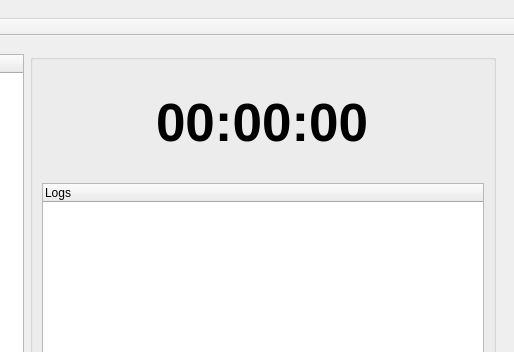
The window that src/gui/ui/main_window.ui (MaxB321/TimeBranchr) describes before a commit, drawn with Qt 5; both pictures show x 461 to 975 and y 0 to 352 of the 975 by 637 pixel window.
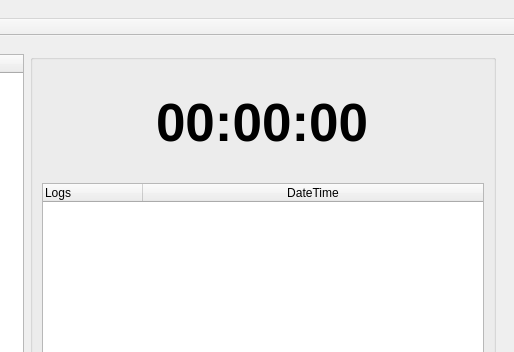
The same window after the commit.

Commit message: added datetime header column to log tree widget (each log will have their own datetime signature)

What changed in the file:
```diff
--- a/src/gui/ui/main_window.ui
+++ b/src/gui/ui/main_window.ui
@@ -133,6 +133,14 @@
                <string>Logs</string>
               </property>
              </column>
+             <column>
+              <property name="text">
+               <string>DateTime</string>
+              </property>
+              <property name="textAlignment">
+               <set>AlignCenter</set>
+              </property>
+             </column>
             </widget>
            </item>
           </layout>
```
The commit also changes 1 other file.
